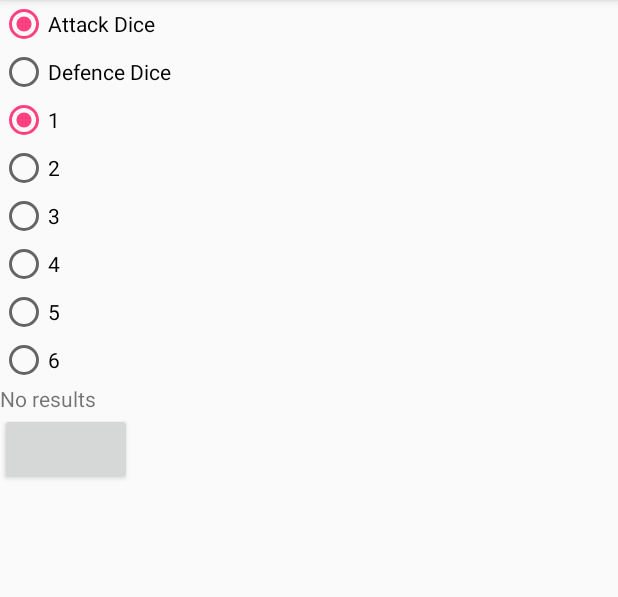
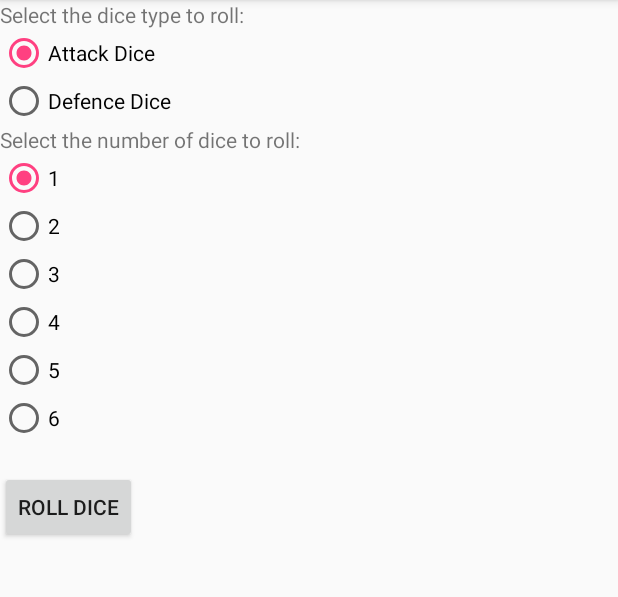
Before and after one commit to rcrichton87/project_2_android_xwing_squad_viewer, an Android app: the RollDiceActivity screen opened directly, with no data from a screen before it, on a phone screen of 412 x 824 dp, the part 84-681 px from its top. Run offline under Robolectric (Android 15) with nearby library versions, the phone set to English and light mode, and no system bars; 1 statement that could not run was skipped.

Commit message:
dice roller works, giving the appropriate number of randomised results

```diff
--- a/app/src/main/java/com/codeclan/xwingsquadviewer/ListSquadsActivity.java
+++ b/app/src/main/java/com/codeclan/xwingsquadviewer/ListSquadsActivity.java
@@ -175,6 +175,7 @@ public class ListSquadsActivity extends AppCompatActivity {
         //go to the dice roller
         if(item.getItemId() == R.id.action_roll_dice){
             Intent intent = new Intent(this, RollDiceActivity.class);
+            intent.putExtra("rollResults", "No results");
             startActivity(intent);
             return true;
         }
--- a/app/src/main/java/com/codeclan/xwingsquadviewer/RollDiceActivity.java
+++ b/app/src/main/java/com/codeclan/xwingsquadviewer/RollDiceActivity.java
@@ -1,7 +1,9 @@
 package com.codeclan.xwingsquadviewer;
 
+import android.content.Intent;
 import android.support.v7.app.AppCompatActivity;
 import android.os.Bundle;
+import android.view.View;
 import android.widget.Button;
 import android.widget.RadioButton;
 import android.widget.RadioGroup;
@@ -9,12 +11,17 @@ import android.widget.TextView;
 
 public class RollDiceActivity extends AppCompatActivity {
 
-    String rollResultString = "No results";
+    Dice rolledDice;
+    int numberOfDiceToRoll;
 
+    String rollResultString;
+
+    TextView selectDiceType;
     RadioGroup diceType;
     RadioButton attackDiceButton;
     RadioButton defenceDiceButton;
 
+    TextView selectDiceNumber;
     RadioGroup numberOfDice;
     RadioButton oneDice;
     RadioButton twoDice;
@@ -33,11 +40,17 @@ public class RollDiceActivity extends AppCompatActivity {
         super.onCreate(savedInstanceState);
         setContentView(R.layout.activity_roll_dice);
 
+        selectDiceType = (TextView) findViewById(R.id.select_dice_type);
+        selectDiceType.setText("Select the dice type to roll:");
+
         diceType = (RadioGroup) findViewById(R.id.dice_type);
         attackDiceButton = (RadioButton) findViewById(R.id.attack_dice);
         attackDiceButton.setChecked(true);
         defenceDiceButton = (RadioButton) findViewById(R.id.defence_dice);
         defenceDiceButton.setChecked(false);
+
+        selectDiceNumber = (TextView) findViewById(R.id.select_dice_number);
+        selectDiceNumber.setText("Select the number of dice to roll:");
 
         numberOfDice = (RadioGroup) findViewById(R.id.number_of_dice);
         oneDice = (RadioButton) findViewById(R.id.one_dice);
@@ -53,10 +66,60 @@ public class RollDiceActivity extends AppCompatActivity {
         sixDice = (RadioButton) findViewById(R.id.six_dice);
         sixDice.setChecked(false);
 
+        Bundle extras = this.getIntent().getExtras();
+        String rollResultString = extras.getString("rollResults");
         rollResults = (TextView) findViewById(R.id.roll_results);
         rollResults.setText(rollResultString);
 
         rollButton = (Button) findViewById(R.id.roll_button);
 
     }
+
+    public void rollButtonClicked(View button){
+
+        int diceTypeButton = diceType.getCheckedRadioButtonId();
+        if (diceTypeButton == attackDiceButton.getId() ){
+            rolledDice = new Dice(DiceType.ATTACK);
+        }
+        if (diceTypeButton == defenceDiceButton.getId() ){
+            rolledDice = new Dice(DiceType.DEFENCE);
+        }
+
+        int diceNumberButton = numberOfDice.getCheckedRadioButtonId();
+        if (diceNumberButton == oneDice.getId() ){
+            numberOfDiceToRoll = 1;
+        }
+        if (diceNumberButton == twoDice.getId() ){
+            numberOfDiceToRoll = 2;
+        }
+        if (diceNumberButton == threeDice.getId() ){
+            numberOfDiceToRoll = 3;
+        }
+        if (diceNumberButton == fourDice.getId() ){
+            numberOfDiceToRoll = 4;
+        }
+        if (diceNumberButton == fiveDice.getId() ){
+            numberOfDiceToRoll = 5;
+        }
+        if (diceNumberButton == sixDice.getId() ){
+            numberOfDiceToRoll = 6;
+        }
+
+        int numberOfDiceRolled = 0;
+        rollResultString = "";
+
+        while (numberOfDiceRolled < numberOfDiceToRoll){
+            rollResultString += rolledDice.roll();
+            numberOfDiceRolled ++;
+            if (numberOfDiceRolled < numberOfDiceToRoll){
+                rollResultString += ", ";
+            }
+        }
+
+        Intent intent = new Intent(this, RollDiceActivity.class);
+        intent.putExtra("rollResults", rollResultString);
+        startActivity(intent);
+
+
+    }
 }
--- a/app/src/main/res/layout/activity_roll_dice.xml
+++ b/app/src/main/res/layout/activity_roll_dice.xml
@@ -6,6 +6,11 @@
     android:layout_width="match_parent"
     android:layout_height="match_parent"
     tools:context="com.codeclan.xwingsquadviewer.RollDiceActivity">
+
+    <TextView
+        android:id="@+id/select_dice_type"
+        android:layout_width="wrap_content"
+        android:layout_height="wrap_content" />
 
     <RadioGroup
         android:id="@+id/dice_type"
@@ -22,6 +27,11 @@
             android:layout_height="wrap_content"
             android:text="@string/defence_dice"/>
     </RadioGroup>
+
+    <TextView
+        android:id="@+id/select_dice_number"
+        android:layout_width="wrap_content"
+        android:layout_height="wrap_content" />
 
     <RadioGroup
         android:id="@+id/number_of_dice"
@@ -64,6 +74,7 @@
         android:id="@+id/roll_button"
         android:layout_width="wrap_content"
         android:layout_height="wrap_content"
-        android:onClick="rollButtonClicked"/>
+        android:onClick="rollButtonClicked"
+        android:text="@string/roll_button"/>
 
 </LinearLayout>
--- a/app/src/main/res/values/strings.xml
+++ b/app/src/main/res/values/strings.xml
@@ -23,4 +23,5 @@
     <string name="four">4</string>
     <string name="five">5</string>
     <string name="six">6</string>
+    <string name="roll_button">Roll Dice</string>
 </resources>
```
